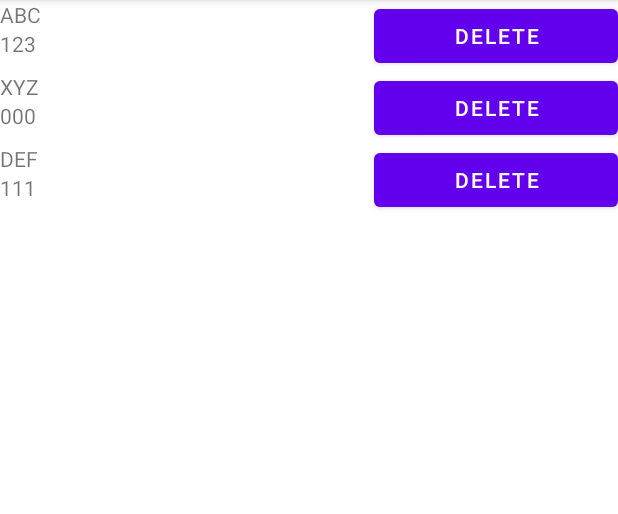
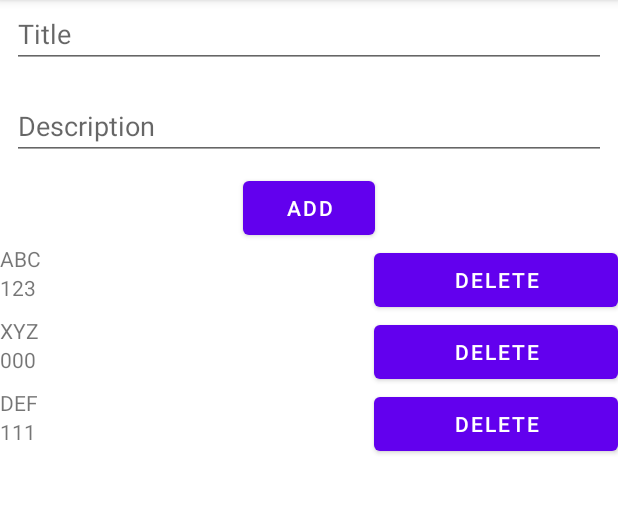
Before and after one commit to edwardsuwirya/my-simple-recyclerview, an Android app: the screen it shows after launch (MainActivity), on a phone screen of 412 x 824 dp, the part 84-598 px from its top. Run offline under Robolectric (Android 15) with nearby library versions, the phone set to English and light mode, and no system bars.

Commit message:
Add Feature

```diff
--- a/app/src/main/java/com/enigmacamp/mysimplerecyclerview/MainActivity.kt
+++ b/app/src/main/java/com/enigmacamp/mysimplerecyclerview/MainActivity.kt
@@ -23,6 +23,10 @@ class MainActivity : AppCompatActivity() {
                 layoutManager = LinearLayoutManager(this@MainActivity)
                 adapter = rvAdapter
             }
+
+            addButton.setOnClickListener {
+                viewModel.onAddItem(titleEditText.text.toString(), descriptionEditText.text.toString())
+            }
         }
 
         subscribe()
--- a/app/src/main/java/com/enigmacamp/mysimplerecyclerview/MainActivityViewModel.kt
+++ b/app/src/main/java/com/enigmacamp/mysimplerecyclerview/MainActivityViewModel.kt
@@ -12,7 +12,7 @@ class MainActivityViewModel : ViewModel(), ItemClickListener {
             return _itemLiveData
         }
 
-    var itemList = arrayListOf<Item>(Item("ABC", "123"), Item("XYZ", "000"), Item("DEF", "111"))
+    var itemList = arrayListOf(Item("ABC", "123"), Item("XYZ", "000"), Item("DEF", "111"))
 
     init {
         loadItemData()
@@ -25,7 +25,11 @@ class MainActivityViewModel : ViewModel(), ItemClickListener {
     override fun onDelete(item: Item) {
         val itemPos = itemList.indexOf(item)
         itemList.removeAt(itemPos)
-        Log.d("ViewModel", itemList.toString())
+        _itemLiveData.value = itemList
+    }
+
+    fun onAddItem(title: String, description: String) {
+        itemList.add(Item(title, description))
         _itemLiveData.value = itemList
     }
 }
--- a/app/src/main/res/layout/activity_main.xml
+++ b/app/src/main/res/layout/activity_main.xml
@@ -8,10 +8,47 @@
 
     <androidx.recyclerview.widget.RecyclerView
         android:id="@+id/item_recyclerView"
-        android:layout_width="match_parent"
-        android:layout_height="match_parent"
+        android:layout_width="0dp"
+        android:layout_height="0dp"
         app:layout_constraintBottom_toBottomOf="parent"
         app:layout_constraintEnd_toEndOf="parent"
         app:layout_constraintStart_toStartOf="parent"
+        app:layout_constraintTop_toBottomOf="@+id/add_button" />
+
+    <EditText
+        android:id="@+id/title_editText"
+        android:layout_width="0dp"
+        android:layout_height="wrap_content"
+        android:layout_marginStart="8dp"
+        android:layout_marginEnd="8dp"
+        android:ems="10"
+        android:hint="Title"
+        android:inputType="textPersonName"
+        app:layout_constraintEnd_toEndOf="parent"
+        app:layout_constraintStart_toStartOf="parent"
         app:layout_constraintTop_toTopOf="parent" />
+
+    <EditText
+        android:id="@+id/description_editText"
+        android:layout_width="0dp"
+        android:layout_height="wrap_content"
+        android:layout_marginStart="8dp"
+        android:layout_marginTop="16dp"
+        android:layout_marginEnd="8dp"
+        android:ems="10"
+        android:hint="Description"
+        android:inputType="textPersonName"
+        app:layout_constraintEnd_toEndOf="parent"
+        app:layout_constraintStart_toStartOf="parent"
+        app:layout_constraintTop_toBottomOf="@+id/title_editText" />
+
+    <Button
+        android:id="@+id/add_button"
+        android:layout_width="wrap_content"
+        android:layout_height="wrap_content"
+        android:layout_marginTop="8dp"
+        android:text="Add"
+        app:layout_constraintEnd_toEndOf="parent"
+        app:layout_constraintStart_toStartOf="parent"
+        app:layout_constraintTop_toBottomOf="@+id/description_editText" />
 </androidx.constraintlayout.widget.ConstraintLayout>
```
